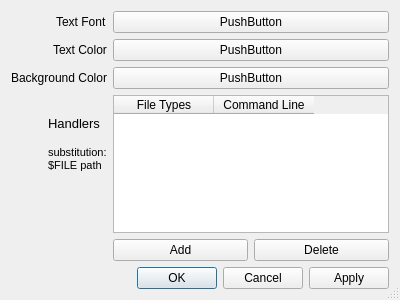
Qt form qhtpicker/prefs.ui (inmatarian/qhtpicker) before a commit.
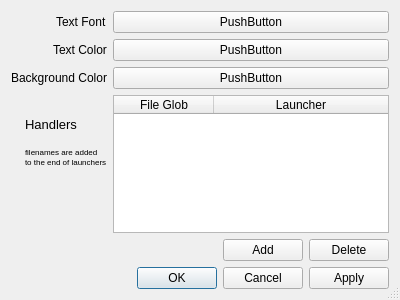
The same form after that commit.

Commit message: ditch the  replacement, add default

```diff
--- a/qhtpicker/prefs.ui
+++ b/qhtpicker/prefs.ui
@@ -82,8 +82,9 @@
 &lt;/style&gt;&lt;/head&gt;&lt;body style=&quot; font-family:'DejaVu Sans'; font-size:10pt; font-weight:400; font-style:normal;&quot;&gt;
 &lt;p style=&quot; margin-top:0px; margin-bottom:0px; margin-left:0px; margin-right:0px; -qt-block-indent:0; text-indent:0px;&quot;&gt;Handlers&lt;/p&gt;
 &lt;p style=&quot;-qt-paragraph-type:empty; margin-top:0px; margin-bottom:0px; margin-left:0px; margin-right:0px; -qt-block-indent:0; text-indent:0px;&quot;&gt;&lt;/p&gt;
-&lt;p style=&quot; margin-top:0px; margin-bottom:0px; margin-left:0px; margin-right:0px; -qt-block-indent:0; text-indent:0px;&quot;&gt;&lt;span style=&quot; font-size:8pt;&quot;&gt;substitution:&lt;/span&gt;&lt;/p&gt;
-&lt;p style=&quot; margin-top:0px; margin-bottom:0px; margin-left:0px; margin-right:0px; -qt-block-indent:0; text-indent:0px;&quot;&gt;&lt;span style=&quot; font-size:8pt;&quot;&gt;$FILE path&lt;/span&gt;&lt;/p&gt;&lt;/body&gt;&lt;/html&gt;</string>
+&lt;p style=&quot; margin-top:0px; margin-bottom:0px; margin-left:0px; margin-right:0px; -qt-block-indent:0; text-indent:0px;&quot;&gt;&lt;span style=&quot; font-size:6pt;&quot;&gt;filenames are added&lt;/span&gt;&lt;/p&gt;
+&lt;p style=&quot; margin-top:0px; margin-bottom:0px; margin-left:0px; margin-right:0px; -qt-block-indent:0; text-indent:0px;&quot;&gt;&lt;span style=&quot; font-size:6pt;&quot;&gt;to the end of launchers&lt;/span&gt;&lt;/p&gt;
+&lt;p style=&quot;-qt-paragraph-type:empty; margin-top:0px; margin-bottom:0px; margin-left:0px; margin-right:0px; -qt-block-indent:0; text-indent:0px; font-size:6pt;&quot;&gt;&lt;/p&gt;&lt;/body&gt;&lt;/html&gt;</string>
        </property>
        <property name="alignment">
         <set>Qt::AlignLeading|Qt::AlignLeft|Qt::AlignVCenter</set>
@@ -104,20 +105,45 @@
        <property name="sortingEnabled">
         <bool>false</bool>
        </property>
+       <attribute name="horizontalHeaderCascadingSectionResizes">
+        <bool>false</bool>
+       </attribute>
+       <attribute name="horizontalHeaderStretchLastSection">
+        <bool>true</bool>
+       </attribute>
+       <attribute name="horizontalHeaderStretchLastSection">
+        <bool>true</bool>
+       </attribute>
+       <attribute name="horizontalHeaderCascadingSectionResizes">
+        <bool>false</bool>
+       </attribute>
        <column>
         <property name="text">
-         <string>File Types</string>
+         <string>File Glob</string>
         </property>
        </column>
        <column>
         <property name="text">
-         <string>Command Line</string>
+         <string>Launcher</string>
         </property>
        </column>
       </widget>
      </item>
      <item row="4" column="1">
       <layout class="QHBoxLayout" name="horizontalLayout">
+       <item>
+        <spacer name="horizontalSpacer">
+         <property name="orientation">
+          <enum>Qt::Horizontal</enum>
+         </property>
+         <property name="sizeHint" stdset="0">
+          <size>
+           <width>40</width>
+           <height>20</height>
+          </size>
+         </property>
+        </spacer>
+       </item>
        <item>
         <widget class="QPushButton" name="addButton">
          <property name="text">
```
The commit also changes 2 other files.
